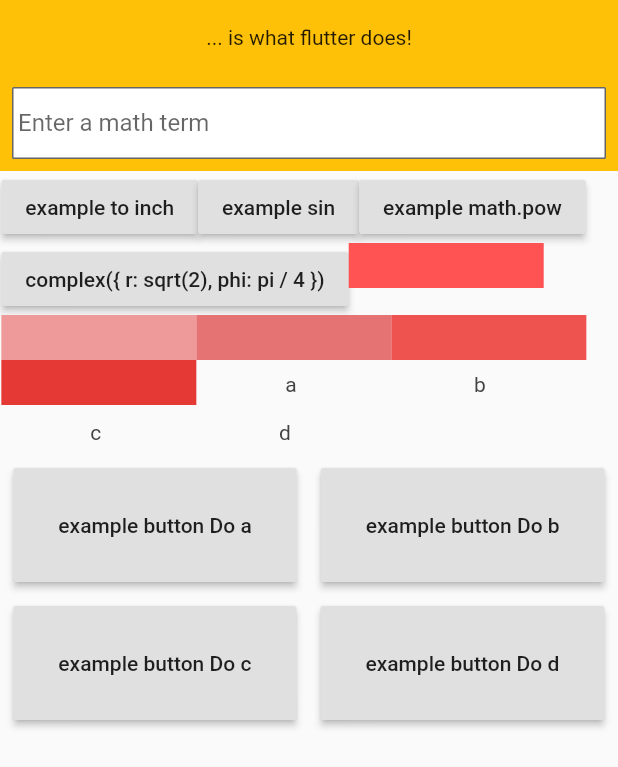
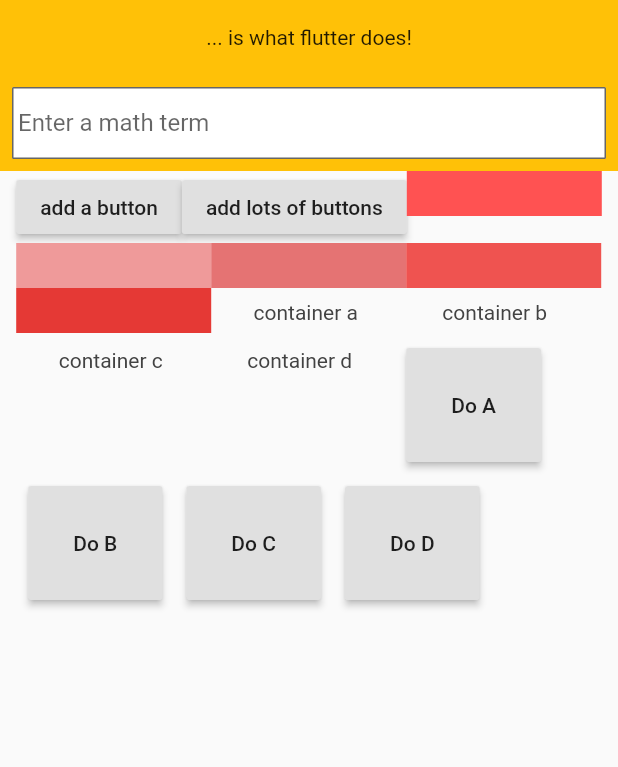
Before and after one commit to abulka/flutter_webview2, a Flutter app: the BodyLayout widget shown alone on an empty page, opened directly, on a phone screen of 412 x 824 dp. Shown: the top 767 px of the screen. Run offline on Flutter 3.47's test engine with Material 2 defaults, Android fonts, the phone set to English and light mode, and no system bars; our stand-ins replace webview_flutter; missing offline and left inert: dart_random_choice, flutter_webview_plugin, interactive_webview.

Commit message:
dynamically create lots of buttons

```diff
--- a/lib/research/UI/dynamic_buttons.dart
+++ b/lib/research/UI/dynamic_buttons.dart
@@ -3,9 +3,19 @@ import 'dart:math';
 
 import 'package:flutter/material.dart';
 import 'package:dart_random_choice/dart_random_choice.dart';
+import 'package:provider/provider.dart';
 
 void main() {
   runApp(MyApp());
+}
+
+class MyModel extends ChangeNotifier {
+  List buttonLabels = ['Do A', 'Do B', 'Do C', 'Do D'];
+
+  void add(String label) {
+    buttonLabels.add(label);
+    notifyListeners();
+  }
 }
 
 class MyApp extends StatelessWidget {
@@ -13,14 +23,11 @@ class MyApp extends StatelessWidget {
   @override
   Widget build(BuildContext context) {
     return MaterialApp(
-      title: 'ListView Experiments',
+      title: 'Dynamic Experiments',
       theme: ThemeData(
         primarySwatch: Colors.teal,
         visualDensity: VisualDensity.adaptivePlatformDensity,
       ),
-
-      // home: MyHomePage(title: 'ListView experiments'),
-
       home: Scaffold(
         appBar: AppBar(title: Text('Creating things dynamically')),
         body: BodyLayout(),
@@ -32,6 +39,9 @@ class MyApp extends StatelessWidget {
 class BodyLayout extends StatelessWidget {
   @override
   Widget build(BuildContext context) {
+    return ChangeNotifierProvider(
+        create: (context) => MyModel(),
+        builder: (context, child) {
           return Column(
             children: [
               Container(
@@ -43,6 +53,7 @@ class BodyLayout extends StatelessWidget {
               exampleButtonsArea(),
             ],
           );
+        });
   }
 
   Expanded exampleButtonsArea() {
@@ -50,23 +61,24 @@ class BodyLayout extends StatelessWidget {
     List buttonLabels = ['Do a', 'Do b', 'Do c', 'Do d'];
     return Expanded(
       child: SingleChildScrollView(
-        child: Wrap(
+        child: Consumer<MyModel>(
+          builder: (context, myModel, child) => Wrap(
             children: [
               RaisedButton(
-              onPressed: () {},
-              child: Text('example to inch'),
+                child: Text('add a button'),
+                onPressed: () {
+                  Provider.of<MyModel>(context, listen: false).add('hi');
+                },
               ),
               RaisedButton(
-              onPressed: () {},
-              child: Text('example sin'),
-            ),
-            RaisedButton(
-              onPressed: () {},
-              child: Text('example math.pow'),
-            ),
-            RaisedButton(
-              onPressed: () {},
-              child: Text('complex({ r: sqrt(2), phi: pi / 4 })'),
+                child: Text('add lots of buttons'),
+                onPressed: () {
+                  Provider.of<MyModel>(context, listen: false)
+                    ..add('hey')
+                    ..add('there')
+                    ..add('how')
+                    ..add('are you?');
+                },
               ),
               Container(
                 color: Colors.redAccent,
@@ -109,22 +121,23 @@ class BodyLayout extends StatelessWidget {
                         padding: const EdgeInsets.only(
                             top: 5.0, bottom: 5.0, right: 3.0, left: 3.0),
                         child: new Text(
-                        header,
+                          'container $header',
                           style: TextStyle(color: Colors.grey[800]),
                           textAlign: TextAlign.center,
                         ),
                       ))
                   .toList())
-            ..addAll(buttonLabels
+              ..addAll(myModel.buttonLabels
                   .map((label) => Padding(
                         padding: const EdgeInsets.all(8.0),
                         child: RaisedButton(
-                        child: Text('example button $label'),
+                          child: Text('$label'),
                           onPressed: () {},
                           padding: EdgeInsets.all(30),
                         ),
                       ))
                   .toList()),
+          ),
         ),
       ),
     );
```
Lines whose indentation alone changed are shown as unchanged.
